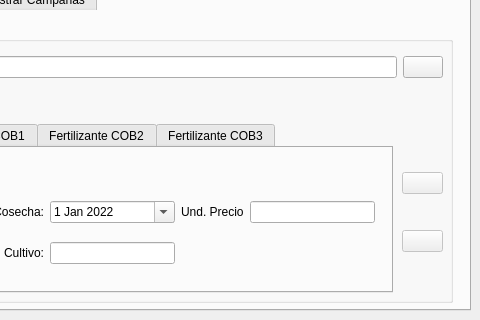
Qt form ui/agrae_main.ui (franciscocontreras93/agrae) before a commit; both pictures show x 320 to 800 and y 280 to 600 of the 800 by 600 pixel window.
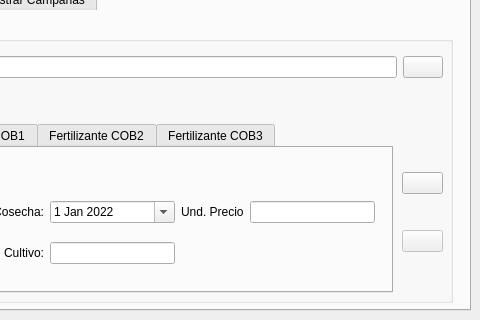
The same form after that commit. The open tabs and pages were chosen to show the change.

Commit message: actualizacion previa a test fase 1

What changed in the file:
```diff
--- a/ui/agrae_main.ui
+++ b/ui/agrae_main.ui
@@ -1386,7 +1386,7 @@
          <item>
           <widget class="QPushButton" name="btn_crear_campania">
            <property name="enabled">
-            <bool>false</bool>
+            <bool>true</bool>
            </property>
            <property name="text">
             <string/>
```
Left out of the diff: 2 changed lines with no effect on the pictures. The commit also changes 2 other files.
